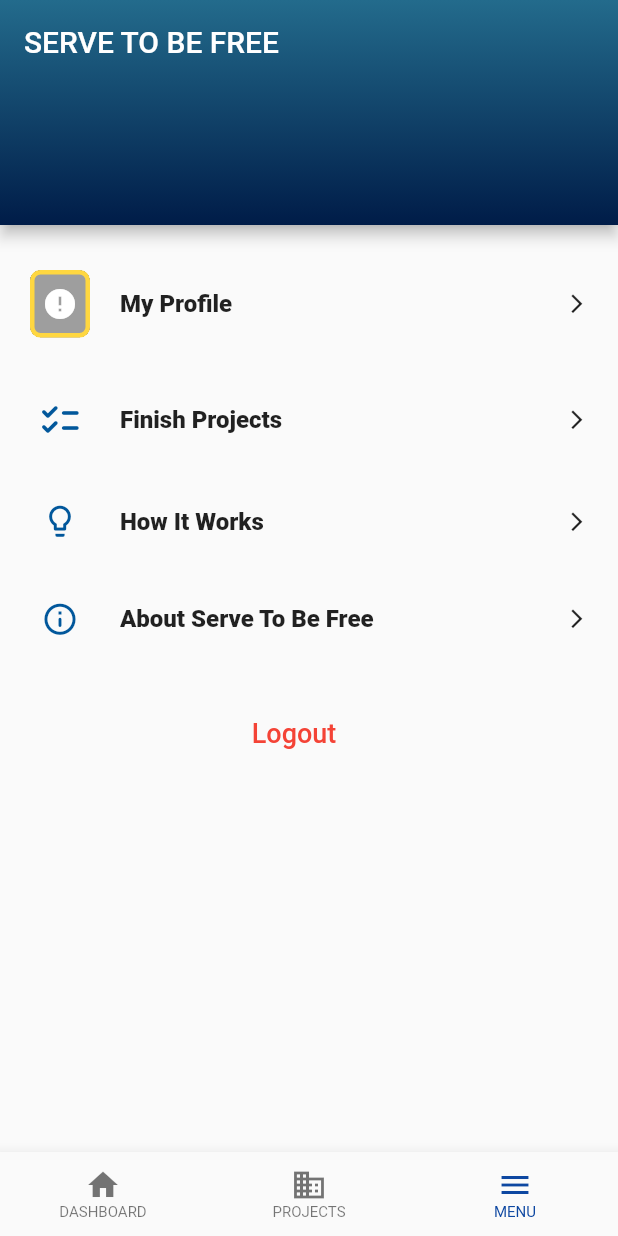
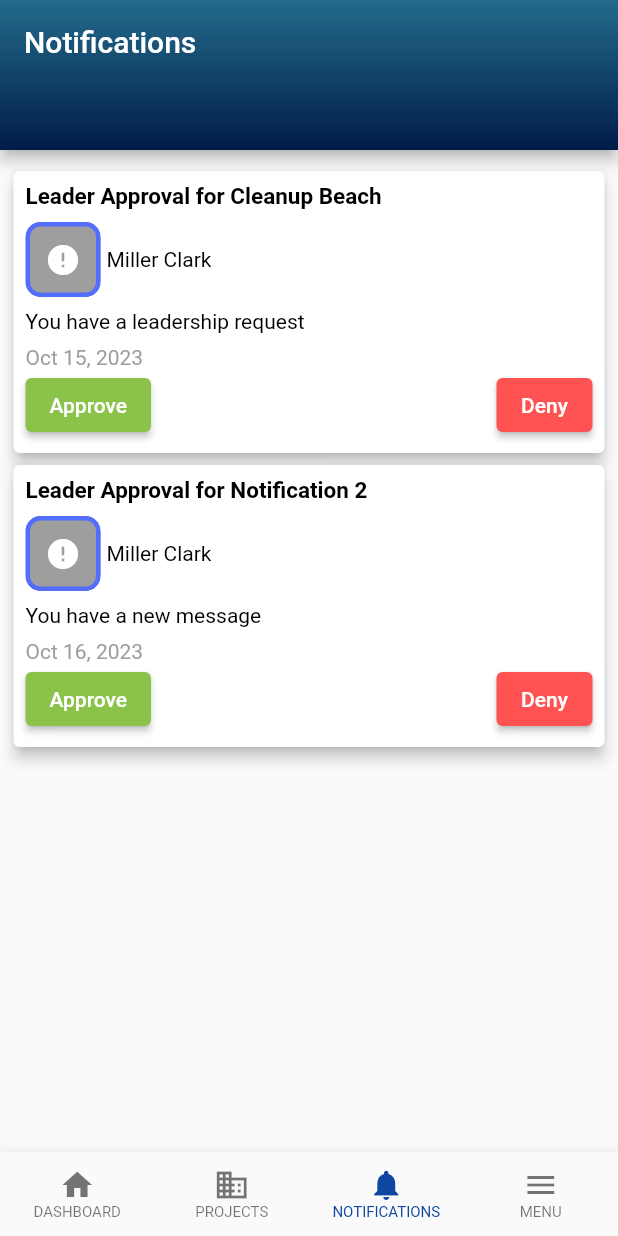
Before and after one commit to techtobefree/libertas, a Flutter app: the MyScaffold screen opened directly with empty values, item 3 of the bottom bar chosen, on a phone screen of 412 x 824 dp. Run offline on Flutter 3.47's test engine with Material 2 defaults, Android fonts, the phone set to English and light mode, and no system bars; our stand-ins replace equatable, flutter_bloc, flutter_form_builder, form_builder_validators, go_router, image_cropper and 1 more; missing offline and left inert: amplify_api, amplify_auth_cognito, amplify_core, amplify_flutter, bson, form_builder_image_picker; accounts and stored records are empty; network calls fail; Roboto replaces fonts that are missing (Comic Sans MS).

Commit message:
add leader apply UI created and first iteration of new schema. TODO; request handlers and wire up

```diff
--- a/apps/serve/lib/config/routes/app_routes.dart
+++ b/apps/serve/lib/config/routes/app_routes.dart
@@ -8,6 +8,7 @@ import 'package:serve_to_be_free/screens/groups.dart';
 import 'package:serve_to_be_free/screens/login.dart';
 import 'package:serve_to_be_free/screens/menu.dart';
 import 'package:serve_to_be_free/screens/messages.dart';
+import 'package:serve_to_be_free/screens/notifications.dart';
 import 'package:serve_to_be_free/screens/profile.dart';
 import 'package:serve_to_be_free/screens/projects.dart';
 import 'package:serve_to_be_free/screens/sub_screens/login_subpages/choose_profile_picture.dart';
@@ -199,6 +200,12 @@ final goRouter = GoRouter(
           // ],
         ),
         GoRoute(
+          path: '/notifications',
+          pageBuilder: (context, state) => const NoTransitionPage(
+            child: NotificationsPage(/*label: 'B', detailsPath: '/b/details'*/),
+          ),
+        ),
+        GoRoute(
           path: '/mymessages',
           pageBuilder: (context, state) => const NoTransitionPage(
             child: MessagesPage(/*label: 'B', detailsPath: '/b/details'*/),
--- a/apps/serve/lib/screens/dashboard.dart
+++ b/apps/serve/lib/screens/dashboard.dart
@@ -191,9 +191,11 @@ class DashboardPageState extends State<DashboardPage> {
   Future<void> _loadDropdownOptions() async {
     try {
       var options = await _getOptions();
+      if (mounted) {
         setState(() {
           dropdownOptions = options;
         });
+      }
     } catch (exp) {
       // Handle the exception
       print('Failed to load options: $exp');
@@ -264,12 +266,6 @@ class DashboardPageState extends State<DashboardPage> {
                     id: ids[0] ?? "",
                   ),
                 ),
-                // Container(
-                //   padding: EdgeInsets.all(20),
-                //   width: 2, // Set the width of the divider
-                //   height: 100, // Set the height of the divider
-                //   color: Colors.grey,
-                // ),
                 Expanded(
                     child: Row(
                   mainAxisAlignment: MainAxisAlignment.spaceEvenly,
@@ -433,10 +429,12 @@ class DashboardPageState extends State<DashboardPage> {
                   title: Text(option['name']),
                   onTap: () {
                     getPosts(option['id']).then((data) {
+                      if (mounted) {
                         setState(() {
                           posts = sortPosts(data);
                           selectedValue = option['name'];
                         });
+                      }
                     });
 
                     Navigator.pop(context); // Close the bottom sheet
--- /dev/null
+++ b/apps/serve/lib/screens/notifications.dart
@@ -0,0 +1,78 @@
+import 'dart:io';
+
+import 'package:amplify_auth_cognito/amplify_auth_cognito.dart';
+import 'package:amplify_flutter/amplify_flutter.dart';
+import 'package:flutter/material.dart';
+import 'package:flutter/src/widgets/framework.dart';
+import 'package:flutter/src/widgets/placeholder.dart';
+import 'package:go_router/go_router.dart';
+import 'package:serve_to_be_free/data/users/providers/user_provider.dart';
+import 'package:provider/provider.dart';
+
+import '../widgets/leader_approval_card.dart';
+
+class NotificationsPage extends StatelessWidget {
+  const NotificationsPage({super.key});
+
+  @override
+  Widget build(BuildContext context) {
+    List<Map<String, dynamic>> notificationDataList = [
+      {
+        'projName': 'Cleanup Beach',
+        'message': 'You have a leadership request',
+        'date': 'Oct 15, 2023',
+      },
+      {
+        'projName': 'Notification 2',
+        'message': 'You have a new message',
+        'date': 'Oct 16, 2023',
+      },
+      // Add more notification data items here
+    ];
+
+    return Scaffold(
+        appBar: PreferredSize(
+          preferredSize: Size.fromHeight(100.0), // Set the height of the AppBar
+          child: AppBar(
+            title: Text("Notifications"),
+            flexibleSpace: Container(
+              decoration: BoxDecoration(
+                gradient: LinearGradient(
+                    begin: Alignment.topCenter,
+                    end: Alignment.bottomCenter,
+                    colors: <Color>[
+                      Color.fromRGBO(35, 107, 140, 1.0),
+                      Color.fromRGBO(0, 28, 72, 1.0),
+                    ]),
+              ),
+            ),
+          ),
+        ),
+        body: Container(
+            margin: EdgeInsets.only(top: 10, right: 5, left: 5),
+            child: Column(children: [
+              Expanded(
+                child: ListView.builder(
+                  itemCount: notificationDataList.length,
+                  itemBuilder: (context, index) {
+                    final notificationData = notificationDataList[index];
+
+                    return LeaderApprovalCard(
+                        projName: notificationData['projName'],
+                        message: notificationData['message'],
+                        date: notificationData['date'],
+                        isRead: false,
+                        onApprove: () {
+                          // Handle the "Approve" button action here
+                          print('Approved Notification ${index + 1}');
+                        },
+                        onDeny: () {
+                          // Handle the "Deny" button action here
+                          print('Denied Notification ${index + 1}');
+                        });
+                  },
+                ),
+              ),
+            ])));
+  }
+}
--- a/apps/serve/lib/screens/projects.dart
+++ b/apps/serve/lib/screens/projects.dart
@@ -70,6 +70,7 @@ class ProjectsPageState extends State<ProjectsPage> {
   void initState() {
     super.initState();
     getProjects().then((data) {
+      if (mounted) {
         setState(() {
           if (data.isEmpty) {
             // If no projects are found, update the state with an empty list
@@ -79,14 +80,18 @@ class ProjectsPageState extends State<ProjectsPage> {
             projectData = data;
           }
         });
+      }
     });
     getNumUsers().then(
       (data) => {
+        if (mounted)
+          {
             setState(
               () {
                 numMembers = data;
               },
             ),
+          },
       },
     );
   }
--- /dev/null
+++ b/apps/serve/lib/widgets/leader_approval_card.dart
@@ -0,0 +1,103 @@
+import 'package:flutter/material.dart';
+import 'package:serve_to_be_free/widgets/profile_picture.dart';
+
+class LeaderApprovalCard extends StatelessWidget {
+  final String projName;
+  final String message;
+  final String date;
+  final bool isRead; // Add a field to indicate whether the notification is read
+  final void Function() onApprove;
+  final void Function() onDeny;
+
+  const LeaderApprovalCard({
+    Key? key,
+    required this.projName,
+    required this.message,
+    required this.date,
+    this.isRead = false,
+    required this.onApprove,
+    required this.onDeny,
+  });
+
+  @override
+  Widget build(BuildContext context) {
+    return Card(
+      color: Colors.white,
+      elevation: 4.0,
+      child: Padding(
+        padding: const EdgeInsets.all(8.0),
+        child: Column(
+          crossAxisAlignment: CrossAxisAlignment.start,
+          children: [
+            Text(
+              'Leader Approval for $projName',
+              style: TextStyle(
+                fontSize: 15.0,
+                fontWeight: FontWeight.bold,
+                color: Colors.black,
+              ),
+            ),
+            SizedBox(
+              height: 8,
+            ),
+            Row(
+              children: [
+                ProfilePicture(
+                    Colors.indigoAccent,
+                    50,
+                    'https://servetobefree-images-dev.s3.amazonaws.com/ProfileImages/1693934744494/ProfilePicture',
+                    'd033737f-5f98-4ca8-8be8-5f6a7936d056'),
+                SizedBox(
+                  width: 4,
+                ),
+                Text(
+                  'Miller Clark',
+                  style: TextStyle(
+                    color: Colors.black,
+                  ),
+                ),
+              ],
+            ),
+            SizedBox(
+              height: 8,
+            ),
+            Text(
+              message,
+              style: TextStyle(
+                color: Colors.black,
+              ),
+            ),
+            const SizedBox(height: 8.0),
+            Text(
+              date,
+              style: TextStyle(
+                color: Colors.grey,
+              ),
+            ),
+            Row(
+              mainAxisAlignment: MainAxisAlignment.spaceBetween,
+              children: [
+                ElevatedButton(
+                  onPressed: onApprove,
+                  child: Text('Approve'),
+                  style: ButtonStyle(
+                    backgroundColor:
+                        MaterialStateProperty.all(Colors.lightGreen),
+                  ),
+                ),
+                ElevatedButton(
+                  onPressed: onDeny,
+                  child: Text('Deny'),
+                  style: ButtonStyle(
+                    backgroundColor:
+                        MaterialStateProperty.all(Colors.redAccent),
+                  ),
+                ),
+              ],
+            ),
+          ],
+        ),
+      ),
+    );
+  }
+}
--- a/apps/serve/lib/widgets/ui/bottom_navigation_widget.dart
+++ b/apps/serve/lib/widgets/ui/bottom_navigation_widget.dart
@@ -34,6 +34,11 @@ class BottomNavigationWidgetState extends State<BottomNavigationWidget> {
     //   icon: Icon(Icons.email_outlined),
     //   label: 'Messages',
     // ),
+    ScaffoldWithNavBarTabItem(
+      initialLocation: '/notifications',
+      icon: Icon(Icons.notifications),
+      label: 'NOTIFICATIONS',
+    ),
     ScaffoldWithNavBarTabItem(
       initialLocation: '/menu',
       icon: Icon(Icons.menu),
--- a/apps/serve/pubspec.yaml
+++ b/apps/serve/pubspec.yaml
@@ -56,7 +56,7 @@ dependencies:
   equatable: ^2.0.5
   flutter_bloc: ^8.1.3
   provider: ^6.0.5 # was missing
-  intl: ^0.18.1
+  intl: ^0.18.0
   crypto: ^3.0.3
 
 dev_dependencies:
```
Also changed, not shown: apps/serve/pubspec.lock, 2 other files. Lines whose indentation alone changed are shown as unchanged.
